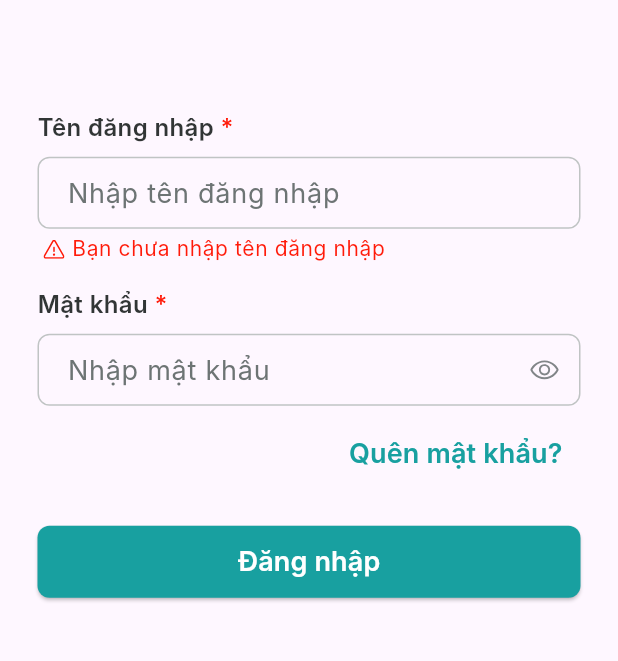
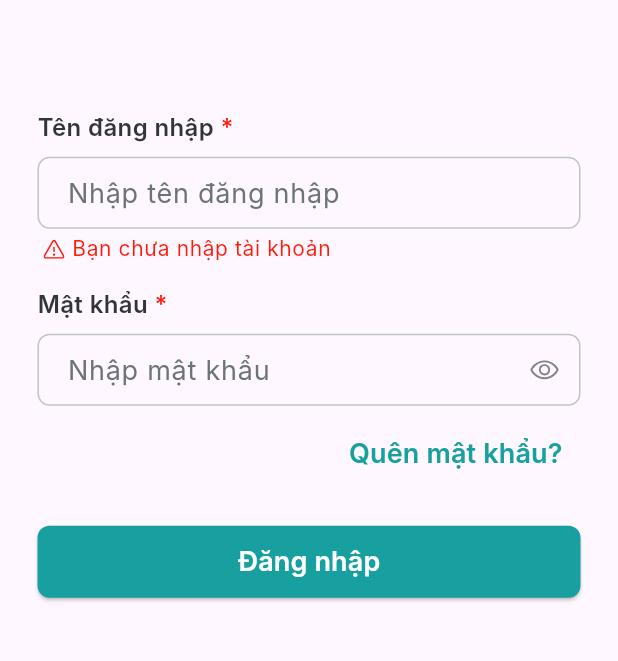
Before and after one commit to vannghia234/TMA_sGas_Project, a Flutter app: the screen it shows after launch, after a tap on "Đăng nhập", on a phone screen of 412 x 824 dp, the part 306-967 px from its top. Run offline on Flutter 3.47's test engine with Material 3 defaults, Android fonts, the phone set to English and light mode, and no system bars; our stand-ins replace either_dart, flutter_bloc, flutter_svg, get_it, jwt_decoder, logger and 2 more; Roboto replaces fonts that are missing (Inter).

Commit message:
[refactor] update logic code screen login

```diff
--- a/lib/core/error/failure.dart
+++ b/lib/core/error/failure.dart
@@ -10,6 +10,8 @@ class ForbiddenFailure extends Failure {}
 
 class BadRequestFailure extends Failure {}
 
+class NotFoundFailure extends Failure {}
+
 class DataParsingFailure extends Failure {}
 
 Failure convertExceptionToFailure(Object exception) {
@@ -17,5 +19,6 @@ Failure convertExceptionToFailure(Object exception) {
   if (exception is AuthorizationException) return AuthorizationFailure();
   if (exception is ForbiddenException) return ForbiddenFailure();
   if (exception is BadRequestException) return BadRequestFailure();
+  if (exception is NotFoundException) return NotFoundFailure();
   return DataParsingFailure();
 }
--- a/lib/main.dart
+++ b/lib/main.dart
@@ -6,11 +6,11 @@ import 'package:sgas/core/config/presentation/orientation_config.dart';
 import 'package:sgas/core/di/dependency_config.dart';
 import 'package:sgas/core/config/routes/route_path.dart';
 import 'package:sgas/core/config/routes/routes.dart';
+import 'package:sgas/src/authentication/data/datasources/authentication_datasource.dart';
 import 'package:sgas/src/authentication/presentation/bloc/change_password_cubit.dart';
 import 'package:sgas/src/authentication/presentation/bloc/forget_pass_cubit.dart';
 import 'package:sgas/src/authentication/presentation/bloc/login_cubit.dart';
 import 'package:sgas/src/authentication/presentation/bloc/otp_cubit.dart';
-import 'package:sgas/src/authentication/presentation/utils/key_storage.dart';
 
 void main() {
   setOrientations();
--- /dev/null
+++ b/lib/src/authentication/domain/failure/failure.dart
@@ -0,0 +1,9 @@
+abstract class LoginFailure {}
+
+class InCorrectUserNamePasswordFailure extends LoginFailure {}
+
+class AccountHaveBeenBlockedFailure extends LoginFailure {}
+
+class CompanyAccountFailure extends LoginFailure {}
+
+class ServerFailure extends LoginFailure {}
--- a/lib/src/authentication/presentation/bloc/change_password_cubit.dart
+++ b/lib/src/authentication/presentation/bloc/change_password_cubit.dart
@@ -1,6 +1,4 @@
 import 'package:flutter_bloc/flutter_bloc.dart';
-import 'package:sgas/src/authentication/data/models/change_password_model.dart';
-import 'package:sgas/src/authentication/domain/entities/change_pass_entity.dart';
 import 'package:sgas/src/authentication/domain/usecases/authenticaion_usecase.dart';
 import 'package:sgas/src/authentication/presentation/bloc/change_password_state.dart';
 
--- a/lib/src/authentication/presentation/bloc/forget_pass_cubit.dart
+++ b/lib/src/authentication/presentation/bloc/forget_pass_cubit.dart
@@ -1,12 +1,9 @@
 import 'package:flutter/material.dart';
 import 'package:flutter_bloc/flutter_bloc.dart';
 import 'package:sgas/core/helper/pattern_regrex_helper.dart';
-import 'package:sgas/core/config/routes/route_path.dart';
 import 'package:sgas/src/authentication/domain/entities/forget_password_entity.dart';
 import 'package:sgas/src/authentication/domain/usecases/authenticaion_usecase.dart';
 import 'package:sgas/src/authentication/presentation/bloc/forget_pass_state.dart';
-import 'package:sgas/src/authentication/presentation/bloc/otp_cubit.dart';
-import 'package:sgas/src/authentication/presentation/bloc/otp_state.dart';
 
 class ForgetPasswordCubit extends Cubit<ForgetPasswordState> {
   ForgetPasswordCubit() : super(InititalForgetState());
--- a/lib/src/authentication/presentation/bloc/login_cubit.dart
+++ b/lib/src/authentication/presentation/bloc/login_cubit.dart
@@ -1,12 +1,51 @@
+import 'package:either_dart/either.dart';
 import 'package:flutter_bloc/flutter_bloc.dart';
+import 'package:sgas/core/helper/logger_helper.dart';
+import 'package:sgas/src/authentication/data/models/login_params.dart';
+import 'package:sgas/src/authentication/domain/failure/failure.dart';
+import 'package:sgas/src/authentication/domain/usecases/authenticaion_usecase.dart';
+import 'package:sgas/src/authentication/presentation/utils/regex_check_valid.dart';
 
 part 'login_state.dart';
 
 class LoginCubit extends Cubit<LoginState> {
   LoginCubit() : super(initial());
+  final AuthenticationUseCase _useCase = AuthenticationUseCase();
 
-  void changeState(LoginState state) {
-    emit(state);
+  Future<void> login(
+      {required String username, required String password}) async {
+    logger.f("username: $username password $password");
+    if (username.isEmpty) {
+      emit(InValidUserName(message: "Bạn chưa nhập tài khoản"));
+      return;
+    } else if (!checkUserNameOnlyContainCharacter(username)) {
+      emit(InValidUserName(message: "Tài khoản chỉ chứa kí tự từ a-Z, 0-9"));
+      return;
+    } else if (!isValidUserNameLength(username)) {
+      emit(InValidUserName(message: "Tài khoản phải có từ 6-50 kí tự"));
+      return;
+    } else if (password.isEmpty) {
+      emit(InValidPassWord(message: "Bạn chưa nhập mật khẩu"));
+      return;
+    } else if (!isValidPasswordLength(password)) {
+      emit(InValidPassWord(message: "Mật khẩu phải có từ 8-50 kí tự"));
+      return;
+    }
+    LoginParams loginParams =
+        LoginParams(username: username, password: password);
+    Either<LoginFailure, void> result = await _useCase.login(loginParams);
+    if (result.isLeft) {
+      if (result.left is InCorrectUserNamePasswordFailure) {
+        emit(InValidPassWord(message: "Sai tài khoản hoặc mật khẩu"));
+        return;
+      } else if (result.left is AccountHaveBeenBlockedFailure) {
+        emit(InValidPassWord(message: "Tài khoản đã bị khóa"));
+        return;
+      } else if (result.left is AccountHaveBeenBlockedFailure) {
+        emit(InValidPassWord(message: "Tài khoản công ty đã bị khóa"));
+        return;
+      }
+    }
+    emit(SuccessfulLogin());
   }
-
 }
--- a/lib/src/authentication/presentation/bloc/login_state.dart
+++ b/lib/src/authentication/presentation/bloc/login_state.dart
@@ -17,6 +17,6 @@ class InValidPassWord extends LoginState {
   InValidPassWord({super.message});
 }
 
-class Successful extends LoginState {
-  Successful({super.message});
+class SuccessfulLogin extends LoginState {
+  SuccessfulLogin({super.message});
 }
--- a/lib/src/authentication/presentation/page/login_page.dart
+++ b/lib/src/authentication/presentation/page/login_page.dart
@@ -8,10 +8,7 @@ import 'package:sgas/core/ui/resource/image_path.dart';
 import 'package:sgas/core/config/routes/route_path.dart';
 import 'package:sgas/core/ui/style/base_color.dart';
 import 'package:sgas/core/ui/style/base_style.dart';
-import 'package:sgas/src/authentication/domain/entities/authentication_entity.dart';
-import 'package:sgas/src/authentication/domain/usecases/authenticaion_usecase.dart';
 import 'package:sgas/src/authentication/presentation/bloc/login_cubit.dart';
-import 'package:sgas/src/authentication/presentation/utils/key_storage.dart';
 import 'package:sgas/src/authentication/presentation/widgets/label_textfield.dart';
 import 'package:sgas/src/authentication/presentation/widgets/text_field_error_message.dart';
 import 'package:sgas/src/common/presentation/widget/button/button_primary.dart';
@@ -112,50 +109,9 @@ class _LoginPageState extends State<LoginPage> {
   }
 
   Future<void> handleButtonLogin() async {
-    if (_username.text.isEmpty) {
-      context
-          .read<LoginCubit>()
-          .changeState(InValidUserName(message: "Bạn chưa nhập tên đăng nhập"));
-      return;
-    } else if (_password.text.isEmpty) {
-      context
-          .read<LoginCubit>()
-          .changeState(InValidPassWord(message: "Bạn chưa nhập mật khẩu"));
-      return;
-    } else {
-      AuthenticationUseCase authUseCase = AuthenticationUseCase();
-
-      context.read<LoginCubit>().changeState(Successful());
-      AuthenticationEntity entity = AuthenticationEntity(
-          username: _username.text, password: _password.text);
-      // var res = await authUseCase.loginUseCase(entity);
-      // if (res.code == 200) {
-      //   KeyStorage storage = KeyStorage();
-      //   storage.save(
-      //       accessToken: res.data!.token!.accessToken!,
-      //       refreshToken: res.data!.token!.accessToken!);
-      //   // Navigator.pushNamed(context, RoutePath.home);
-      // } else if (res.code == 40001) {
-      //   context.read<LoginCubit>().changeState(
-      //       InValidPassWord(message: "Sai tên đăng nhập hoặc mật khẩu"));
-      // } else if (res.code == 40002) {
-      //   getIt
-      //       .get<LoginCubit>()
-      //       .changeState(InValidPassWord(message: "Tài khoản đã bị khóa"));
-      // } else if (res.code == 40003) {
-      //   context.read<LoginCubit>().changeState(
-      //       InValidPassWord(message: "Tài khoản của công ty bị khóa"));
-      // } else if (res.code == 40005) {
-      //   context.read<LoginCubit>().changeState(InValidPassWord(
-      //       message: "Tên tài khoản chỉ chứa kí tự a-z, A-Z, hoặc 0-9"));
-      // } else if (res.code == 40006) {
-      //   context.read<LoginCubit>().changeState(
-      //       InValidPassWord(message: "Tên tài khoản phải từ 8-50 kí tự"));
-      // } else if (res.code == 40007) {
-      //   context.read<LoginCubit>().changeState(
-      //       InValidPassWord(message: "Mật khẩu phải từ 8-50 kí tự"));
-      // }
-    }
+    await getIt
+        .get<LoginCubit>()
+        .login(username: _username.text, password: _password.text);
   }
 }
 
```
Also changed, not shown: lib/core/error/exception.dart (+7 -1 lines), lib/core/service/client/api_service_client.dart (+11 -11 lines), lib/core/service/client/model/api_path_model.dart (added, +21 -0 lines), lib/core/service/locator/api_service_path.dart (+30 -8 lines), lib/src/authentication/data/datasources/authentication_datasource.dart (+65 -10 lines), lib/src/authentication/data/datasources/local_authentication_datasource.dart (+51 -14 lines), lib/src/authentication/data/models/forget_params.dart (added, +28 -0 lines), lib/src/authentication/data/models/token_model.dart (added, +10 -0 lines), lib/src/authentication/domain/usecases/authenticaion_usecase.dart (+31 -8 lines), lib/src/authentication/presentation/utils/key_storage.dart (deleted, +0 -95 lines), lib/src/authentication/presentation/utils/regex_check_valid.dart (+17 -3 lines), lib/src/common/utils/controller/loading_controller.dart (added, +41 -0 lines).
